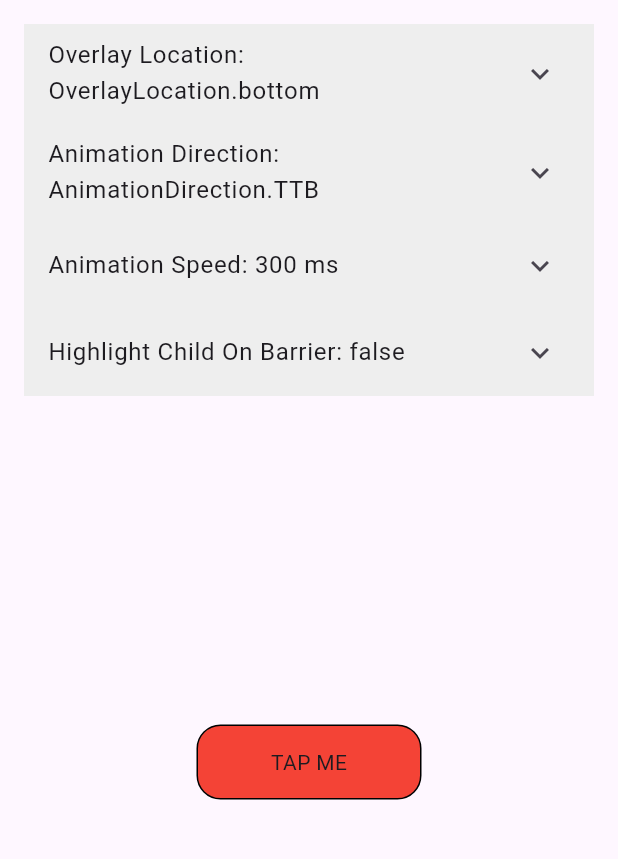
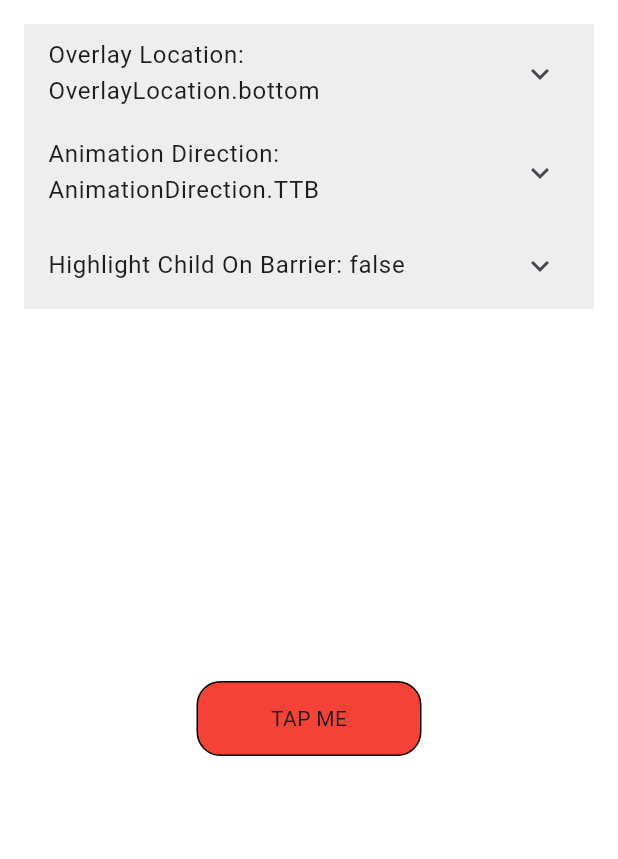
Before and after one commit to metekaganmusaak/overlay_popup_dialog, a Flutter app: the screen it shows after launch, on a phone screen of 412 x 824 dp, the part 84-943 px from its top. Run offline on Flutter 3.47's test engine with Material 3 defaults, Android fonts, the phone set to English and light mode, and no system bars.

Commit message:
Playground updates

```diff
--- a/example/lib/main.dart
+++ b/example/lib/main.dart
@@ -14,10 +14,11 @@ class MyApp extends StatelessWidget {
       title: 'OverlayPopupDialog Playground',
       home: const HomePage(),
       theme: ThemeData(
+          scaffoldBackgroundColor: Colors.white,
           expansionTileTheme: ExpansionTileThemeData(
-        backgroundColor: Colors.lightBlue[100],
-        collapsedBackgroundColor: Colors.grey[200],
-      )),
+            backgroundColor: Colors.lightBlue[100],
+            collapsedBackgroundColor: Colors.grey[200],
+          )),
     );
   }
 }
@@ -60,14 +61,6 @@ class _HomePageState extends State<HomePage> {
   ];
 
   AnimationDirection selectedDirection = AnimationDirection.TTB;
-
-  List<int> animationSpeeds = [
-    300,
-    800,
-    1500,
-  ];
-
-  int selectedAnimationSpeed = 300;
 
   bool highlightChildOnBarrier = false;
 
@@ -135,22 +128,6 @@ class _HomePageState extends State<HomePage> {
               ],
             ),
             ExpansionTile(
-              title: Text('Animation Speed: $selectedAnimationSpeed ms'),
-              children: [
-                for (final speed in animationSpeeds)
-                  RadioListTile(
-                    value: speed,
-                    groupValue: selectedAnimationSpeed,
-                    title: Text(speed.toString()),
-                    onChanged: (v) {
-                      if (v != null) {
-                        setState(() => selectedAnimationSpeed = speed);
-                      }
-                    },
-                  ),
-              ],
-            ),
-            ExpansionTile(
               title:
                   Text('Highlight Child On Barrier: $highlightChildOnBarrier'),
               children: [
@@ -171,16 +148,20 @@ class _HomePageState extends State<HomePage> {
               child: OverlayPopupDialog(
                 overlayLocation: selectedLocation,
                 animationDirection: selectedDirection,
-                animationDuration: Duration(
-                  milliseconds: selectedAnimationSpeed,
+                highlightChildOnBarrier: highlightChildOnBarrier,
+                dialogChild: Container(
+                  height: kToolbarHeight,
+                  width: MediaQuery.of(context).size.width,
+                  color: Colors.blue[100],
+                  child: ListView.builder(
+                    itemCount: 20,
+                    itemBuilder: (BuildContext context, int index) {
+                      return Text('Item $index');
+                    },
+                    scrollDirection: Axis.horizontal,
+                  ),
                 ),
-                highlightChildOnBarrier: highlightChildOnBarrier,
-                dialogChild: const Column(
-                  mainAxisSize: MainAxisSize.min,
-                  children: [
-                    Text('Tap anywhere outside to close'),
-                  ],
-                ),
+                bottomGap: 20,
                 child: Container(
                   height: 50,
                   width: 150,
@@ -202,35 +183,3 @@ class _HomePageState extends State<HomePage> {
     );
   }
 }
-
-class ContainerWidget extends StatelessWidget {
-  const ContainerWidget({super.key, required this.location});
-
-  final OverlayLocation location;
-  final String text = "Tap me to open on: ";
-
-  @override
-  Widget build(BuildContext context) {
-    return Container(
-      height: 50,
-      alignment: Alignment.center,
-      decoration: BoxDecoration(
-        color: switch (location) {
-          OverlayLocation.bottom => Colors.lime,
-          OverlayLocation.top => Colors.blue,
-          OverlayLocation.on => Colors.cyan,
-          OverlayLocation.left => Colors.red,
-          OverlayLocation.right => Colors.green,
-        },
-        borderRadius: BorderRadius.circular(16),
-      ),
-      child: Text(switch (location) {
-        OverlayLocation.bottom => '$text BOTTOM',
-        OverlayLocation.top => '$text TOP',
-        OverlayLocation.on => '$text CENTER',
-        OverlayLocation.left => '$text LEFT',
-        OverlayLocation.right => '$text RIGHT',
-      }),
-    );
-  }
-}
```
